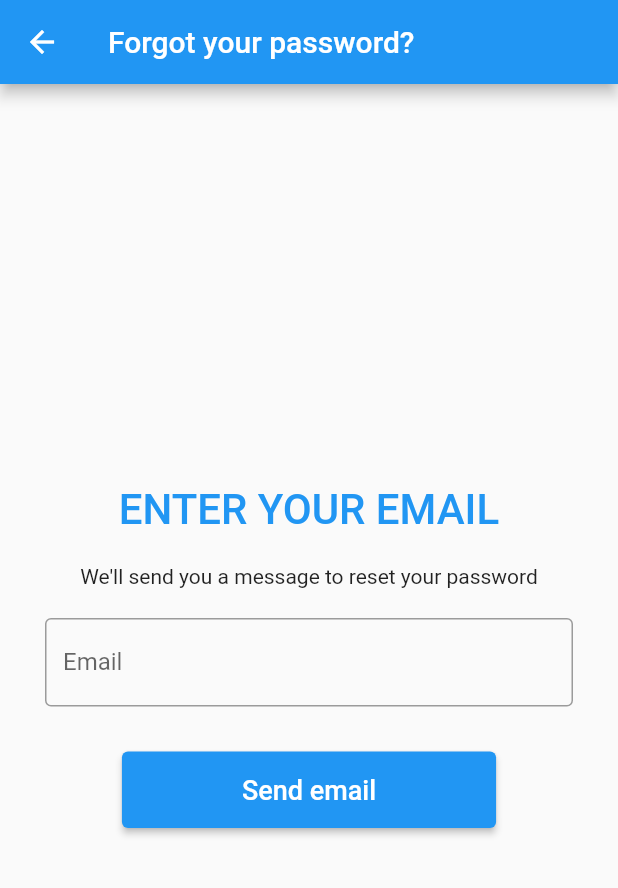
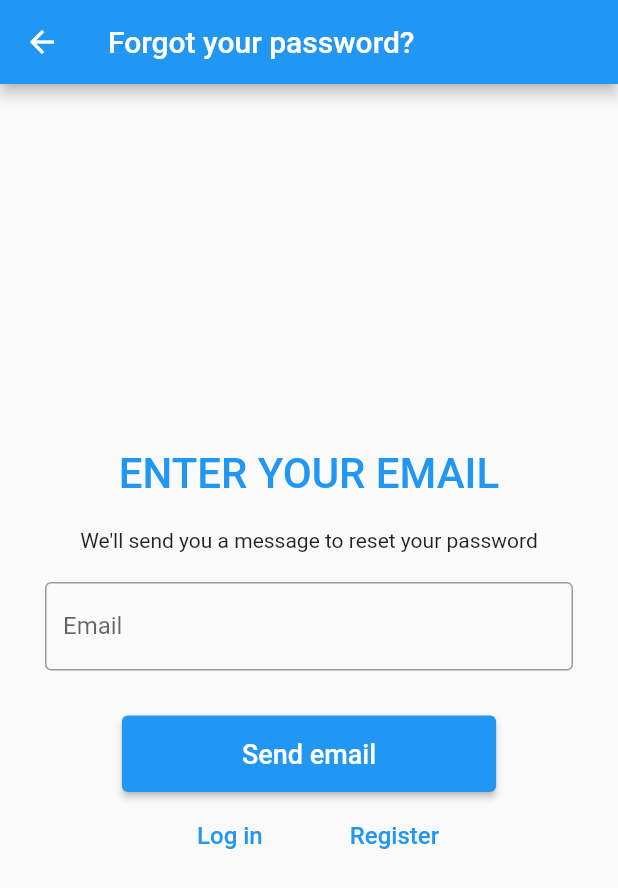
Before and after one commit to Guille-Avila/flutter-management-products, a Flutter app: the RecoverPassword screen opened directly, on a phone screen of 412 x 824 dp. Shown: the top 888 px of the screen. Run offline on Flutter 3.47's test engine with Material 2 defaults, Android fonts, the phone set to English and light mode, and no system bars; our stand-ins replace email_validator, image_picker, snippet_coder_utils.

Commit message:
other change

```diff
--- a/lib/main.dart
+++ b/lib/main.dart
@@ -236,8 +236,6 @@ class _LoginViewState extends State<LoginView> {
         username: nameController.text,
         password: passwordController.text,
         token: token);
-    // ignore: use_build_context_synchronously
-    //Navigator.push(context,MaterialPageRoute(builder: (context) => Home()),);
 
     // ignore: use_build_context_synchronously
     Navigator.pushNamed(
--- a/lib/pages/user/recover_password.dart
+++ b/lib/pages/user/recover_password.dart
@@ -1,3 +1,4 @@
+import 'package:appflutter/pages/user/register.dart';
 import 'package:flutter/material.dart';
 import 'package:http/http.dart' as http;
 import 'package:appflutter/config.dart';
@@ -83,6 +84,41 @@ class _RecoverPasswordViewState extends State<RecoverPasswordView> {
               },
             ),
           ),
+          Row(
+            mainAxisAlignment: MainAxisAlignment.center,
+            children: [
+              Container(
+                padding: const EdgeInsets.fromLTRB(10, 0, 0, 0),
+                child: TextButton(
+                  child: const Text(
+                    'Log in',
+                    style: TextStyle(fontSize: 16),
+                  ),
+                  onPressed: () {
+                    Navigator.pop(context);
+                  },
+                ),
+              ),
+              const SizedBox(
+                width: 30,
+              ),
+              Container(
+                padding: const EdgeInsets.fromLTRB(10, 0, 0, 0),
+                child: TextButton(
+                  child: const Text(
+                    'Register',
+                    style: TextStyle(fontSize: 16),
+                  ),
+                  onPressed: () {
+                    Navigator.popAndPushNamed(
+                      context,
+                      '/register',
+                    );
+                  },
+                ),
+              ),
+            ],
+          ),
         ],
       ),
     );
@@ -100,8 +136,6 @@ class _RecoverPasswordViewState extends State<RecoverPasswordView> {
       body: jsonEncode(email),
     );
 
-    devtools.log(res.statusCode.toString());
-
     if (res.statusCode != 200) {
       throw Exception("error");
     }
```
